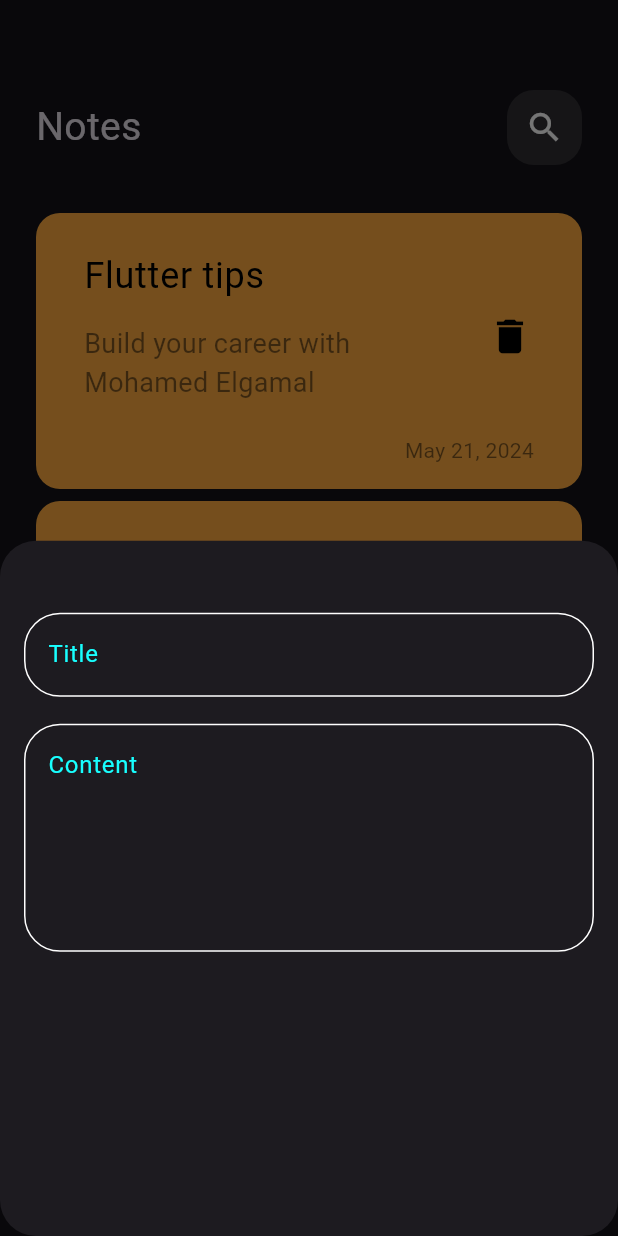
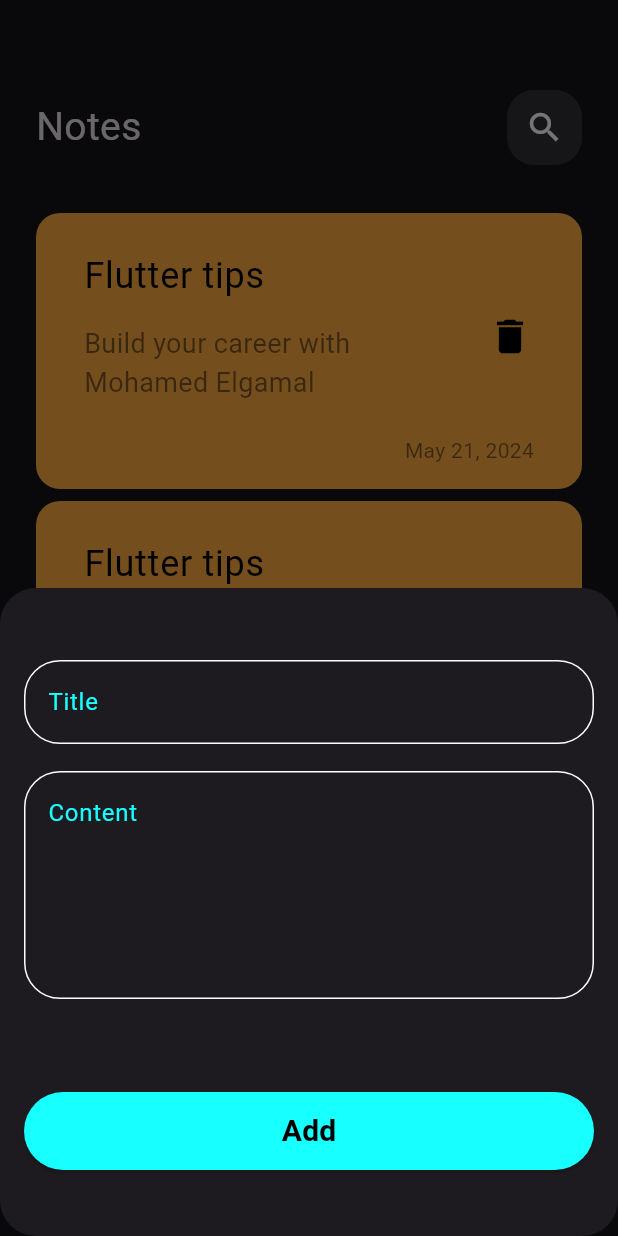
Before and after one commit to Mohamedelgamalx/note_app, a Flutter app: the screen it shows after launch, after a tap on the "add" icon, on a phone screen of 412 x 824 dp. Run offline on Flutter 3.47's test engine with Material 3 defaults, Android fonts, the phone set to English and light mode, and no system bars; Roboto replaces fonts that are missing (Poppins).

Commit message:
add button to bottom sheet

```diff
--- a/lib/views/widgets/add_note_bottom_sheet.dart
+++ b/lib/views/widgets/add_note_bottom_sheet.dart
@@ -1,4 +1,5 @@
 import 'package:flutter/material.dart';
+import 'package:note_app/views/constants.dart';
 import 'package:note_app/views/widgets/custom_text_field.dart';
 
 class AddNoteBottomSheet extends StatelessWidget {
@@ -6,15 +7,36 @@ class AddNoteBottomSheet extends StatelessWidget {
 
   @override
   Widget build(BuildContext context) {
-    return const Padding(
-      padding: EdgeInsets.all(16),
-      child: Column(
-        children: [
-          SizedBox(height: 32),
-          CustomTextField(hintName: 'Title'),
-          SizedBox(height: 18,),
-          CustomTextField(hintName: 'Content', maxLines: 5,),
-        ],
+    return Padding(
+      padding: const EdgeInsets.all(16),
+      child: SingleChildScrollView(
+        child: Column(
+          children: [
+            const SizedBox(height: 32),
+            const CustomTextField(hintName: 'Title'),
+            const SizedBox(height: 18,),
+            const CustomTextField(hintName: 'Content', maxLines: 5,),
+            const SizedBox(height: 62,),
+            Container(
+              width: MediaQuery.of(context).size.width,
+              height: 52,
+              decoration: BoxDecoration(
+                borderRadius: BorderRadius.circular(1)
+              ),
+              child: ElevatedButton(
+                  onPressed: () {},
+                  style: ElevatedButton.styleFrom(
+                    backgroundColor: kPrimaryColor
+                  ),
+                  child: const Text('Add', style: TextStyle(
+                    fontSize: 20,
+                    fontWeight: FontWeight.w600,
+                    color: Colors.black
+                  ),)),
+            ),
+            const SizedBox(height: 28,),
+          ],
+        ),
       ),
     );
   }
```
